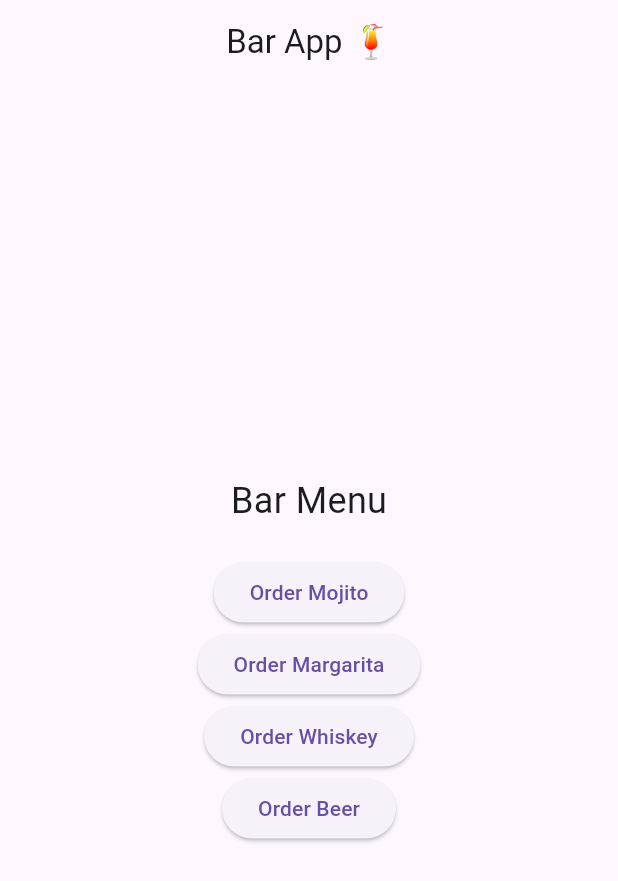
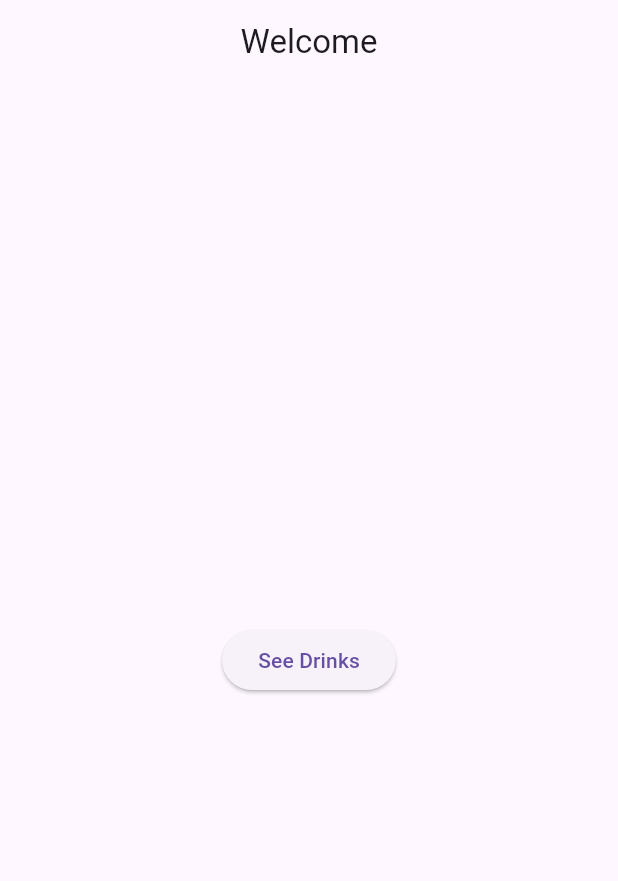
Before and after one commit to aquinokenart-dev/Bar-App, a Flutter app: the screen it shows after launch, on a phone screen of 412 x 824 dp. Shown: the top 881 px of the screen. Run offline on Flutter 3.47's test engine with Material 3 defaults, Android fonts, the phone set to English and light mode, and no system bars.

Commit message:
Added the welcome and cart

```diff
--- a/lib/main.dart
+++ b/lib/main.dart
@@ -1,4 +1,5 @@
 import 'package:flutter/material.dart';
+import 'welcome.dart';
 
 void main() {
   runApp(const BarApp());
@@ -10,54 +11,8 @@ class BarApp extends StatelessWidget {
   @override
   Widget build(BuildContext context) {
     return MaterialApp(
-      home: Scaffold(
-        appBar: AppBar(
-          title: const Text("Bar App 🍹"),
-          centerTitle: true,
-        ),
-        body: Center(
-          child: Column(
-            mainAxisAlignment: MainAxisAlignment.center,
-            children: [
-
-              const Text(
-                "Bar Menu",
-                style: TextStyle(fontSize: 24),
-              ),
-
-              const SizedBox(height: 20),
-
-              ElevatedButton(
-                onPressed: () {
-                  print("Mojito Ordered");
-                },
-                child: const Text("Order Mojito"),
-              ),
-
-              ElevatedButton(
-                onPressed: () {
-                  print("Margarita Ordered");
-                },
-                child: const Text("Order Margarita"),
-              ),
-
-              ElevatedButton(
-                onPressed: () {
-                  print("Whiskey Ordered");
-                },
-                child: const Text("Order Whiskey"),
-              ),
-
-              ElevatedButton(
-                onPressed: () {
-                  print("Beer Ordered");
-                },
-                child: const Text("Order Beer"),
-              ),
-            ],
-          ),
-        ),
-      ),
+      debugShowCheckedModeBanner: false,
+      home: const WelcomeScreen(),
     );
   }
 }
--- /dev/null
+++ b/lib/welcome.dart
@@ -0,0 +1,27 @@
+import 'package:flutter/material.dart';
+import 'menu.dart';
+
+class WelcomeScreen extends StatelessWidget {
+  const WelcomeScreen({super.key});
+
+  @override
+  Widget build(BuildContext context) {
+    return Scaffold(
+      appBar: AppBar(
+        title: const Text("Welcome"),
+        centerTitle: true,
+      ),
+      body: Center(
+        child: ElevatedButton(
+          child: const Text("See Drinks"),
+          onPressed: () {
+            Navigator.push(
+              context,
+              MaterialPageRoute(builder: (context) => const MenuScreen()),
+            );
+          },
+        ),
+      ),
+    );
+  }
+}
```
Also changed, not shown: lib/cart.dart (added, +26 -0 lines), lib/menu.dart (added, +67 -0 lines).
